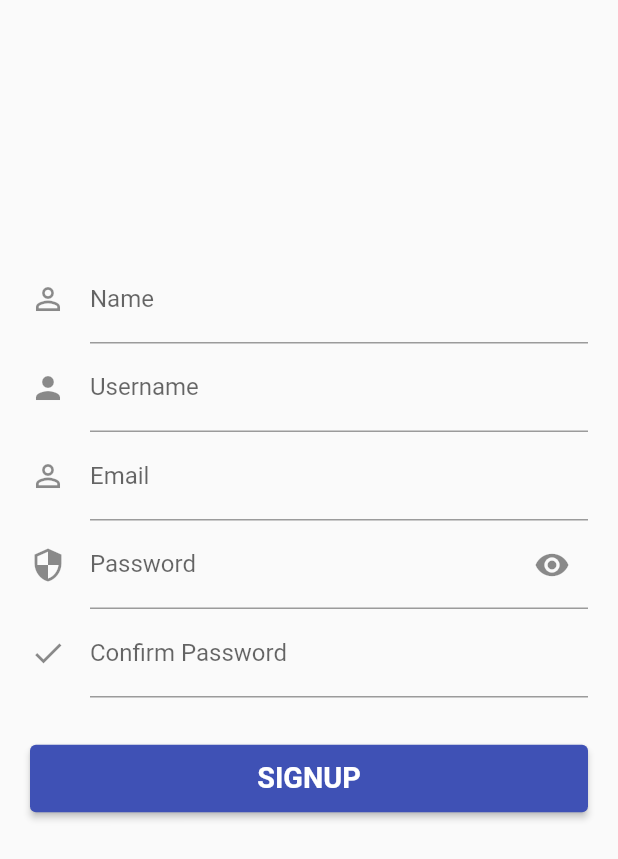
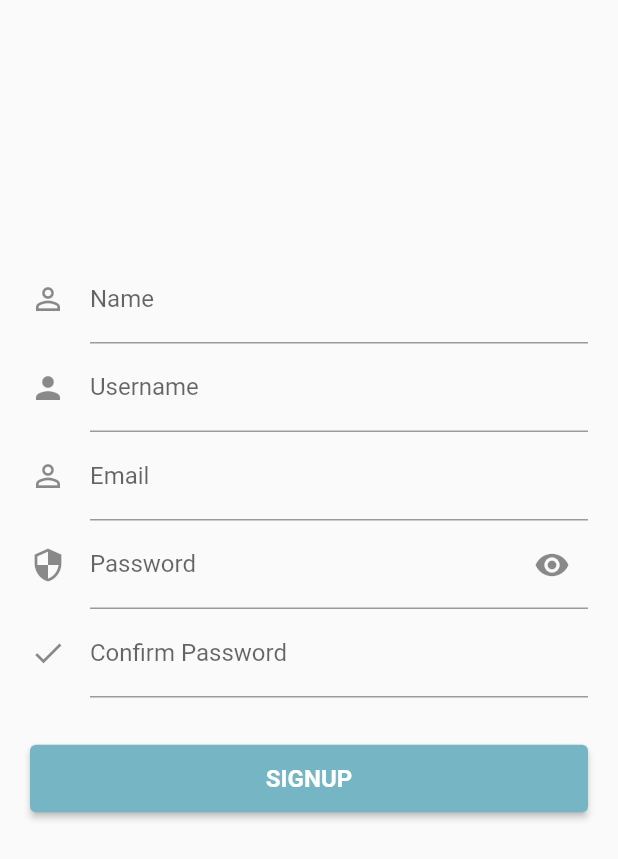
Before and after one commit to rodrigo-sp17/sea-mates, a Flutter app: the screen it shows after launch, after a tap on "Signup", on a phone screen of 412 x 824 dp. Shown: the top 859 px of the screen. Run offline on Flutter 3.47's test engine with Material 2 defaults, Android fonts, the light colour scheme and no system bars; our stand-ins replace email_validator, flutter_signin_button, hive, hive_flutter, i18n_extension, package_info and 2 more; accounts and stored records are empty.

Commit message:
feat: Override default theme

```diff
--- a/lib/main.dart
+++ b/lib/main.dart
@@ -73,9 +73,19 @@ class MyApp extends StatelessWidget {
             navigatorKey: userModel.navigatorKey,
             title: 'Flutter Demo',
             theme: ThemeData(
-                primarySwatch: Colors.indigo,
+                primaryColor: Color(0xff064273),
+                primaryColorLight: Color(0xff456da2),
+                primaryColorDark: Color(0xff001c47),
+                accentColor: Color(0xff76b6c4),
+                secondaryHeaderColor: Color(0xff458694),
+                primaryTextTheme:
+                    TextTheme(bodyText2: TextStyle(color: Color(0xffffffff))),
+                accentTextTheme:
+                    TextTheme(bodyText2: TextStyle(color: Color(0xff000000))),
                 elevatedButtonTheme: ElevatedButtonThemeData(
                     style: ButtonStyle(
+                        backgroundColor:
+                            MaterialStateProperty.all(Color(0xff76b6c4)),
                         minimumSize:
                             MaterialStateProperty.all(Size.fromHeight(45)),
                         textStyle: MaterialStateProperty.all(TextStyle(
--- a/lib/view/home_page.dart
+++ b/lib/view/home_page.dart
@@ -152,8 +152,8 @@ class _HomePageState extends State<HomePage> {
           length: children.length,
           child: Scaffold(
             bottomNavigationBar: TabBar(
-                labelColor: Colors.blue,
-                indicatorColor: Colors.blue,
+                labelColor: Theme.of(context).primaryColorLight,
+                indicatorColor: Theme.of(context).primaryColorLight,
                 tabs: tabs),
             body: TabBarView(
               children: children,
--- a/lib/view/signup_page.dart
+++ b/lib/view/signup_page.dart
@@ -1,9 +1,9 @@
 import 'package:flutter/material.dart';
-import 'package:sea_mates/strings.i18n.dart';
 import 'package:provider/provider.dart';
 import 'package:sea_mates/data/user_request.dart';
 import 'package:sea_mates/exception/rest_exceptions.dart';
 import 'package:sea_mates/model/user_model.dart';
+import 'package:sea_mates/strings.i18n.dart';
 import 'package:sea_mates/validators.dart';
 
 class SignupPage extends StatelessWidget {
@@ -175,7 +175,6 @@ class _SignupFormState extends State<SignupForm> {
                         onPressed: _submit,
                         child: Text(
                           'SIGNUP'.i18n,
-                          textScaleFactor: 1.2,
                         ));
                   } else {
                     return Center(child: CircularProgressIndicator());
--- a/lib/view/welcome_page.dart
+++ b/lib/view/welcome_page.dart
@@ -1,3 +1,5 @@
+import 'dart:ui';
+
 import 'package:flutter/material.dart';
 import 'package:flutter/widgets.dart';
 import 'package:flutter_signin_button/button_list.dart';
@@ -14,8 +16,16 @@ class WelcomePage extends StatelessWidget {
     return WillPopScope(
         onWillPop: () async => false,
         child: Scaffold(
-          backgroundColor: Colors.white,
-          body: Scrollbar(
+          body: Container(
+              decoration: BoxDecoration(
+                  gradient: LinearGradient(
+                      begin: Alignment.topLeft,
+                      end: Alignment.bottomRight,
+                      colors: [
+                    Theme.of(context).primaryColor,
+                    Theme.of(context).accentColor
+                  ])),
+              child: Scrollbar(
                   child: ListView(
                 padding: EdgeInsets.symmetric(horizontal: 10, vertical: 20),
                 children: [
@@ -26,8 +36,11 @@ class WelcomePage extends StatelessWidget {
                   ConstrainedBox(
                     constraints: BoxConstraints.tightFor(height: 45),
                     child: SignInButton(Buttons.Facebook,
+                        shape: RoundedRectangleBorder(
+                            borderRadius: BorderRadius.all(Radius.circular(5))),
                         text: 'Continue with Facebook'.i18n,
-                    onPressed: () => Navigator.pushNamed(context, '/oauth2')),
+                        onPressed: () =>
+                            Navigator.pushNamed(context, '/oauth2')),
                   ),
                   SizedBox(
                     height: 15,
@@ -43,7 +56,8 @@ class WelcomePage extends StatelessWidget {
                   ),
                   ElevatedButton(
                       style: ButtonStyle(
-                      backgroundColor: MaterialStateProperty.all(Colors.amber)),
+                          backgroundColor: MaterialStateProperty.all(
+                              Theme.of(context).primaryColorLight)),
                       onPressed: () {
                         Navigator.pushNamed(context, '/signup');
                       },
@@ -68,7 +82,8 @@ class WelcomePage extends StatelessWidget {
                             style: ButtonStyle(
                                 backgroundColor:
                                     MaterialStateProperty.all(Colors.grey)),
-                        onPressed: () => Navigator.pushNamed(context, '/home'),
+                            onPressed: () =>
+                                Navigator.pushNamed(context, '/home'),
                             child: Text("Remain in local mode".i18n));
                       case UserStatus.AUTH:
                         return ElevatedButton(
@@ -88,11 +103,17 @@ class WelcomePage extends StatelessWidget {
                   TextButton(
                     onPressed: () => launch(
                         Uri.https(ApiUtils.API_BASE, '/recovery').toString()),
-                child: Text('Forgot your password?'.i18n),
+                    child: Text(
+                      'Forgot your password?'.i18n,
+                      textScaleFactor: 1.1,
+                      style: TextStyle(
+                          color: Colors.white,
+                          decoration: TextDecoration.underline),
+                    ),
                   )
                 ],
               ))),
-    );
+        ));
   }
 }
 
```
Lines whose indentation alone changed are shown as unchanged.
